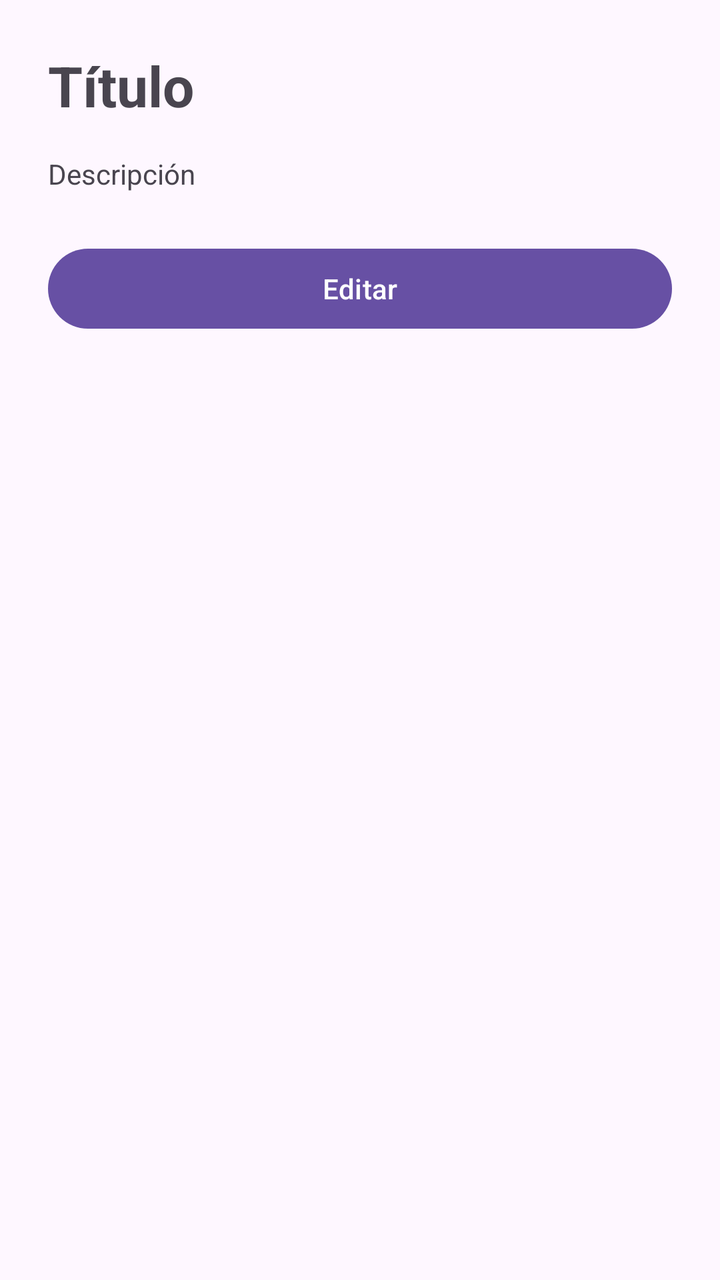
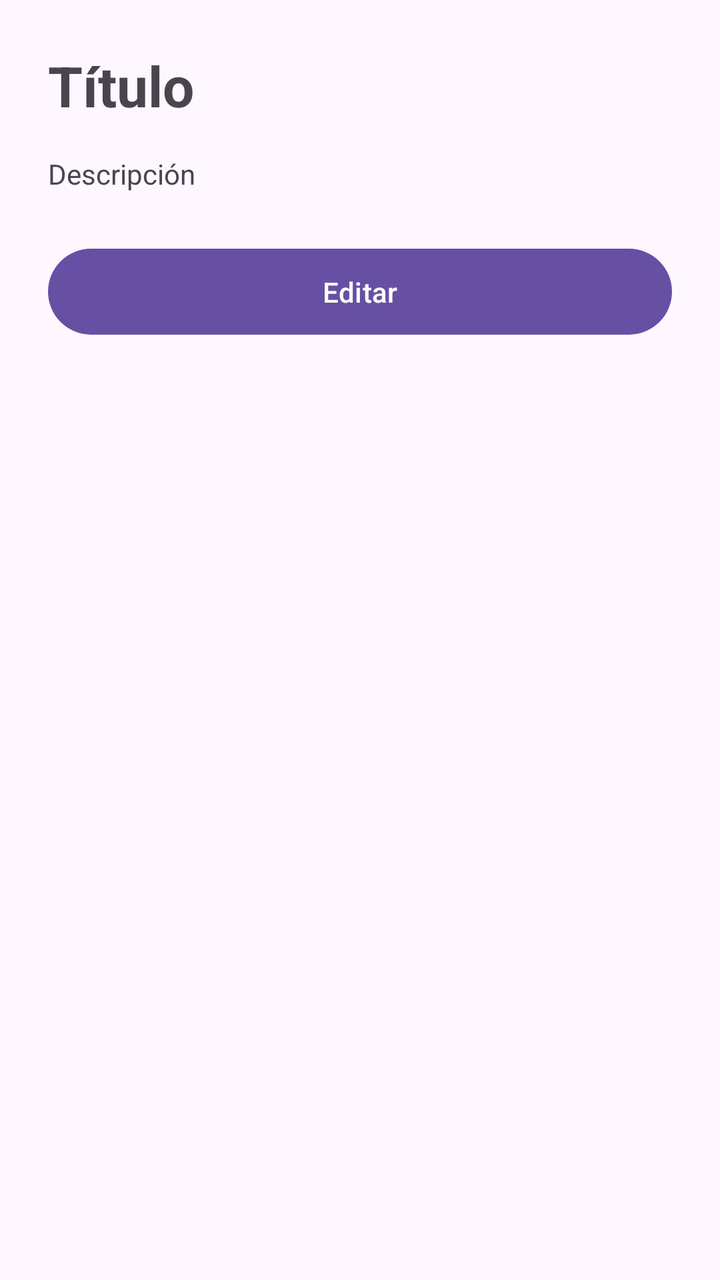

Screens rendered from an Android XML layout before and after an edit, with the pre-edit source and the edit as a unified diff.
<!-- AndroidManifest.xml: application theme Theme.NodoCivico -->
<!-- res/layout/fragment_report_detail.xml -->
<?xml version="1.0" encoding="utf-8"?>
<ScrollView xmlns:android="http://schemas.android.com/apk/res/android"
    android:layout_width="match_parent"
    android:layout_height="match_parent">

    <LinearLayout
        android:layout_width="match_parent"
        android:layout_height="wrap_content"
        android:orientation="vertical"
        android:padding="24dp">

        <TextView
            android:id="@+id/tvDetailTitle"
            android:layout_width="wrap_content"
            android:layout_height="wrap_content"
            android:text="Título"
            android:textSize="28sp"
            android:textStyle="bold" />

        <TextView
            android:id="@+id/tvDetailDescription"
            android:layout_width="wrap_content"
            android:layout_height="wrap_content"
            android:text="Descripción"
            android:layout_marginTop="16dp" />

        <Button
            android:id="@+id/btnEdit"
            android:layout_width="match_parent"
            android:layout_height="wrap_content"
            android:text="Editar"
            android:layout_marginTop="24dp" />

    </LinearLayout>

</ScrollView>
<!-- resources referenced by this layout -->
<resources>
  <style name="Theme.NodoCivico" parent="Base.Theme.NodoCivico" />
  <style name="Base.Theme.NodoCivico" parent="Theme.Material3.DayNight.NoActionBar">
          
          
      </style>
</resources>

<!-- the commit's change to res/layout/fragment_report_detail.xml (unified diff, before → after) -->
@@ -24,12 +24,13 @@
             android:text="Descripción"
             android:layout_marginTop="16dp" />
 
-        <Button
+        <com.google.android.material.button.MaterialButton
             android:id="@+id/btnEdit"
             android:layout_width="match_parent"
             android:layout_height="wrap_content"
             android:text="Editar"
-            android:layout_marginTop="24dp" />
+            android:layout_marginTop="24dp"
+            android:padding="12dp"/>
 
     </LinearLayout>
 
